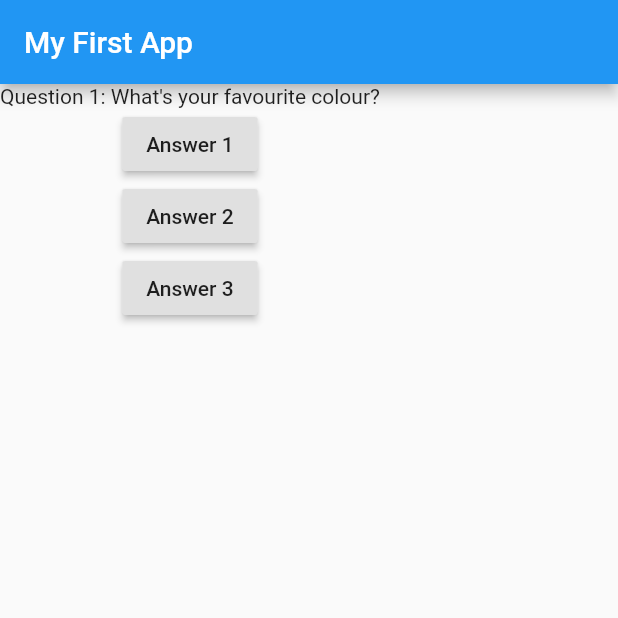
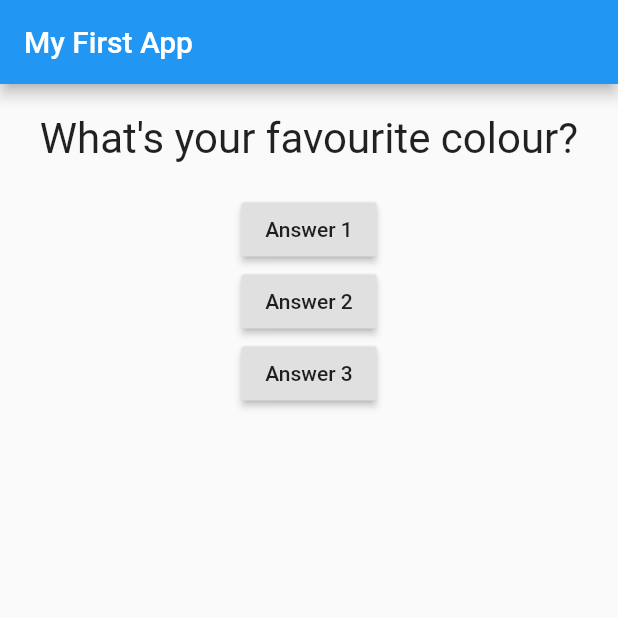
Before and after one commit to Vanderbeck/flutter_complete_guide, a Flutter app: the screen it shows after launch, on a phone screen of 412 x 824 dp, the top half of it. Run offline on Flutter 3.47's test engine with Material 2 defaults, Android fonts, the phone set to English and light mode, and no system bars.

Commit message:
Seperated Quesitons into new dart file.

```diff
--- a/lib/main.dart
+++ b/lib/main.dart
@@ -1,4 +1,7 @@
+// PACKAGE IMPORTS
 import 'package:flutter/material.dart';
+// CUSTOM IMPORTS
+import './queston.dart';
 
 class MyApp extends StatefulWidget {
   @override
@@ -37,7 +40,9 @@ class _MyAppState extends State<MyApp> {
         ),
         body: Column(
           children: [
-            Text("Question 1: " + question[_qIndex]),
+            Question(
+              question[_qIndex]
+            ),
             RaisedButton(
               child: Text('Answer 1'),
               onPressed: () {
--- /dev/null
+++ b/lib/queston.dart
@@ -0,0 +1,20 @@
+import 'package:flutter/material.dart';
+
+class Question extends StatelessWidget {
+  final String questionText; //Final == static
+
+  Question(this.questionText);
+
+  @override
+  Widget build(BuildContext context) {
+    return Container(
+      width: double.infinity,
+      margin: EdgeInsets.all(20),
+      child: Text(
+        questionText,
+        style: TextStyle(fontSize: 28),
+        textAlign: TextAlign.center,
+      ),
+    );
+  }
+}
```
